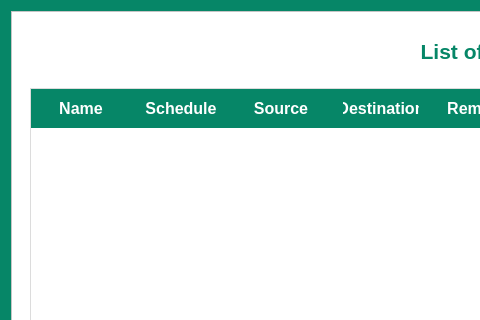
Above: src/gui/dialog/list_schedules_dialog.ui from HPE-Backup-and-Recovery-System/ResilioZ before the change; both pictures show x 0 to 480 and y 0 to 320 of the 1015 by 636 pixel window. Below: the same form after it.
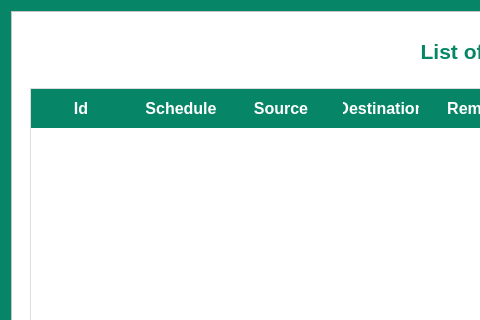
That is the form after the change.

Commit message: GUI scheduler integration, pending repo use

```diff
--- a/src/gui/dialog/list_schedules_dialog.ui
+++ b/src/gui/dialog/list_schedules_dialog.ui
@@ -210,7 +210,7 @@
            </property>
            <column>
             <property name="text">
-             <string>Name</string>
+             <string>Id</string>
             </property>
            </column>
            <column>
```
Left out of the diff: 2 changed lines with no effect on the pictures. The commit also changes 6 other files.
